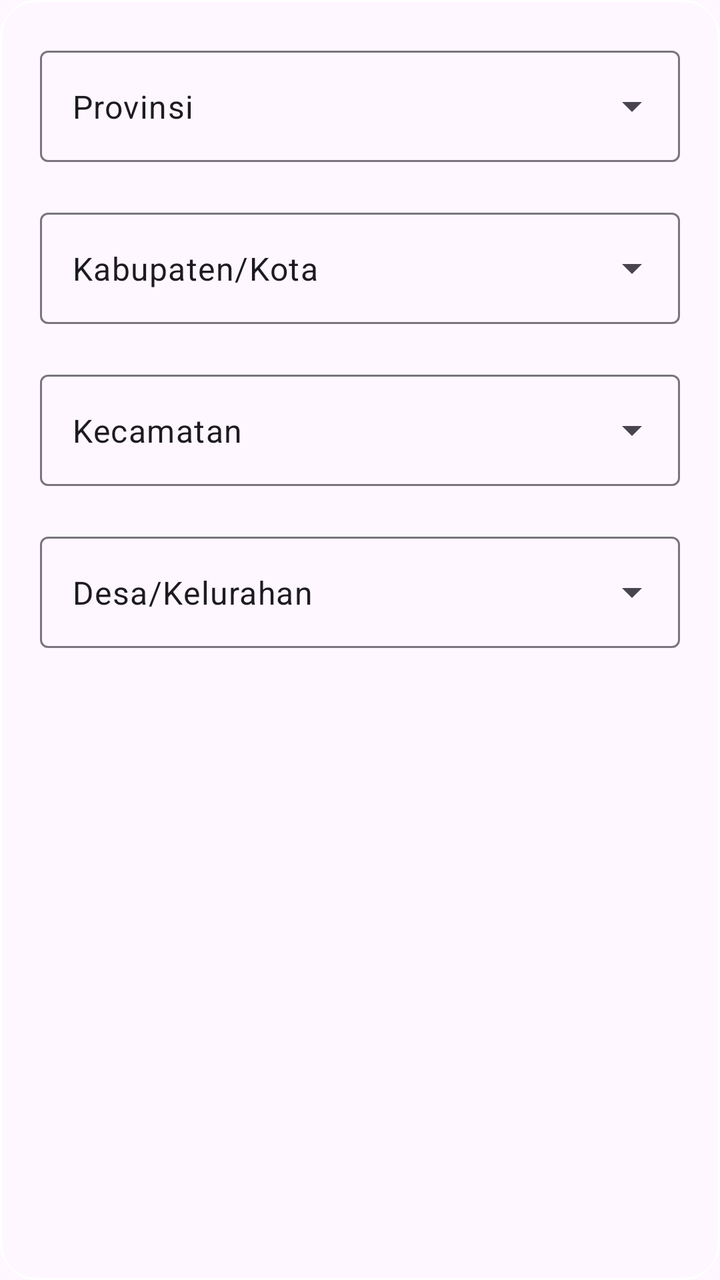
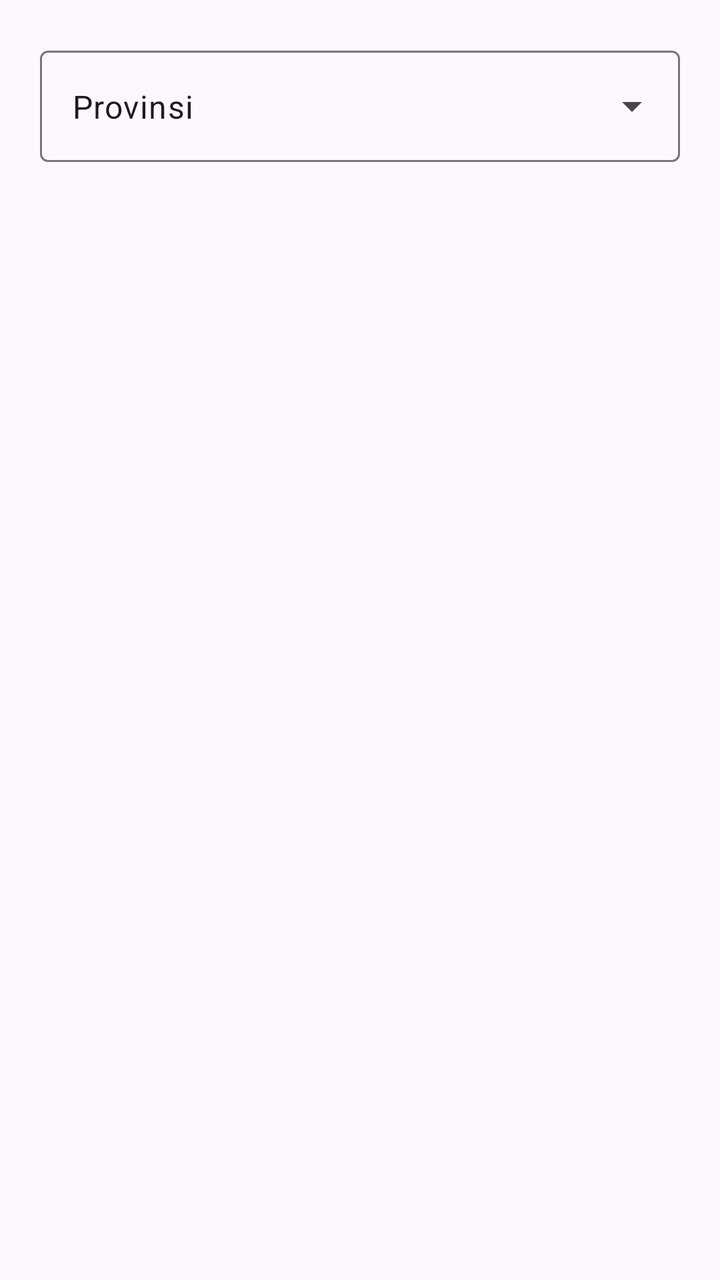

The first picture is an Android layout as it rendered before a commit; the second is the same layout after the commit. The layout source and the unified diff follow.
<!-- AndroidManifest.xml: application theme Theme.Perbana -->
<!-- res/layout/dialog_choose_region.xml -->
<?xml version="1.0" encoding="utf-8"?>
<LinearLayout xmlns:android="http://schemas.android.com/apk/res/android"
    android:layout_width="match_parent"
    android:layout_height="match_parent"
    xmlns:app="http://schemas.android.com/apk/res-auto"
    android:orientation="vertical"
    android:background="@drawable/border_rounded">
    
    <com.google.android.material.textfield.TextInputLayout
        style="@style/Widget.Material3.TextInputLayout.OutlinedBox.ExposedDropdownMenu"
        android:layout_width="match_parent"
        android:layout_height="wrap_content"
        android:layout_margin="20dp"
        app:layout_constraintLeft_toLeftOf="parent"
        app:layout_constraintRight_toRightOf="parent"
        app:layout_constraintTop_toTopOf="parent">

        <AutoCompleteTextView
            android:id="@+id/autoProvince"
            android:layout_width="match_parent"
            android:layout_height="match_parent"
            android:layout_weight="1"
            android:inputType="none"
            android:text="Provinsi"
            />

    </com.google.android.material.textfield.TextInputLayout>

    <com.google.android.material.textfield.TextInputLayout
        style="@style/Widget.Material3.TextInputLayout.OutlinedBox.ExposedDropdownMenu"
        android:layout_width="match_parent"
        android:layout_height="wrap_content"
        android:layout_marginHorizontal="20dp"
        android:layout_marginBottom="20dp"
        app:layout_constraintLeft_toLeftOf="parent"
        app:layout_constraintRight_toRightOf="parent"
        app:layout_constraintTop_toTopOf="parent">

        <AutoCompleteTextView
            android:id="@+id/autoRegency"
            android:layout_width="match_parent"
            android:layout_height="match_parent"
            android:layout_weight="1"
            android:inputType="none"
            android:text="Kabupaten/Kota"
            />

    </com.google.android.material.textfield.TextInputLayout>

    <com.google.android.material.textfield.TextInputLayout
        style="@style/Widget.Material3.TextInputLayout.OutlinedBox.ExposedDropdownMenu"
        android:layout_width="match_parent"
        android:layout_height="wrap_content"
        android:layout_marginHorizontal="20dp"
        android:layout_marginBottom="20dp"
        app:layout_constraintLeft_toLeftOf="parent"
        app:layout_constraintRight_toRightOf="parent"
        app:layout_constraintTop_toTopOf="parent">

        <AutoCompleteTextView
            android:id="@+id/autoSubdistrict"
            android:layout_width="match_parent"
            android:layout_height="match_parent"
            android:layout_weight="1"
            android:inputType="none"
            android:text="Kecamatan"
            />

    </com.google.android.material.textfield.TextInputLayout>

    <com.google.android.material.textfield.TextInputLayout
        style="@style/Widget.Material3.TextInputLayout.OutlinedBox.ExposedDropdownMenu"
        android:layout_width="match_parent"
        android:layout_height="wrap_content"
        android:layout_marginHorizontal="20dp"
        app:layout_constraintLeft_toLeftOf="parent"
        app:layout_constraintRight_toRightOf="parent"
        app:layout_constraintTop_toTopOf="parent">

        <AutoCompleteTextView
            android:id="@+id/autoVillage"
            android:layout_width="match_parent"
            android:layout_height="match_parent"
            android:layout_weight="1"
            android:inputType="none"
            android:text="Desa/Kelurahan"
            />

    </com.google.android.material.textfield.TextInputLayout>

</LinearLayout>
<!-- resources referenced by this layout -->
<resources>
  <!-- drawable border_rounded (drawable) -->
  <?xml version="1.0" encoding="utf-8"?>
  <shape xmlns:android="http://schemas.android.com/apk/res/android" android:shape="rectangle">
  
      <stroke
          android:width="1dp"
          android:color="@color/white"/>
  
      <corners
          android:radius="18dp"
          />
  
  </shape>
  <style name="Theme.Perbana" parent="Base.Theme.Perbana" />
  <color name="white">#FFFFFFFF</color>
  <style name="Base.Theme.Perbana" parent="Theme.Material3.DayNight.NoActionBar">
          
          
      </style>
</resources>

<!-- the commit's change to res/layout/dialog_choose_region.xml (unified diff, before → after) -->
@@ -3,10 +3,10 @@
     android:layout_width="match_parent"
     android:layout_height="match_parent"
     xmlns:app="http://schemas.android.com/apk/res-auto"
-    android:orientation="vertical"
-    android:background="@drawable/border_rounded">
+    android:orientation="vertical">
     
     <com.google.android.material.textfield.TextInputLayout
+        android:id="@+id/tilProvince"
         style="@style/Widget.Material3.TextInputLayout.OutlinedBox.ExposedDropdownMenu"
         android:layout_width="match_parent"
         android:layout_height="wrap_content"
@@ -27,6 +27,7 @@
     </com.google.android.material.textfield.TextInputLayout>
 
     <com.google.android.material.textfield.TextInputLayout
+        android:id="@+id/tilRegency"
         style="@style/Widget.Material3.TextInputLayout.OutlinedBox.ExposedDropdownMenu"
         android:layout_width="match_parent"
         android:layout_height="wrap_content"
@@ -34,7 +35,8 @@
         android:layout_marginBottom="20dp"
         app:layout_constraintLeft_toLeftOf="parent"
         app:layout_constraintRight_toRightOf="parent"
-        app:layout_constraintTop_toTopOf="parent">
+        app:layout_constraintTop_toTopOf="parent"
+        android:visibility="gone">
 
         <AutoCompleteTextView
             android:id="@+id/autoRegency"
@@ -43,11 +45,13 @@
             android:layout_weight="1"
             android:inputType="none"
             android:text="Kabupaten/Kota"
+
             />
 
     </com.google.android.material.textfield.TextInputLayout>
 
     <com.google.android.material.textfield.TextInputLayout
+        android:id="@+id/tilSubdistrict"
         style="@style/Widget.Material3.TextInputLayout.OutlinedBox.ExposedDropdownMenu"
         android:layout_width="match_parent"
         android:layout_height="wrap_content"
@@ -55,7 +59,8 @@
         android:layout_marginBottom="20dp"
         app:layout_constraintLeft_toLeftOf="parent"
         app:layout_constraintRight_toRightOf="parent"
-        app:layout_constraintTop_toTopOf="parent">
+        app:layout_constraintTop_toTopOf="parent"
+        android:visibility="gone">
 
         <AutoCompleteTextView
             android:id="@+id/autoSubdistrict"
@@ -69,13 +74,15 @@
     </com.google.android.material.textfield.TextInputLayout>
 
     <com.google.android.material.textfield.TextInputLayout
+        android:id="@+id/tilVilage"
         style="@style/Widget.Material3.TextInputLayout.OutlinedBox.ExposedDropdownMenu"
         android:layout_width="match_parent"
         android:layout_height="wrap_content"
         android:layout_marginHorizontal="20dp"
         app:layout_constraintLeft_toLeftOf="parent"
         app:layout_constraintRight_toRightOf="parent"
-        app:layout_constraintTop_toTopOf="parent">
+        app:layout_constraintTop_toTopOf="parent"
+        android:visibility="gone">
 
         <AutoCompleteTextView
             android:id="@+id/autoVillage"
<!-- resource entries referenced after the edit -->
@@ -1,20 +1,6 @@
 <!-- resources referenced by this layout -->
 <resources>
-  <!-- drawable border_rounded (drawable) -->
-  <?xml version="1.0" encoding="utf-8"?>
-  <shape xmlns:android="http://schemas.android.com/apk/res/android" android:shape="rectangle">
-  
-      <stroke
-          android:width="1dp"
-          android:color="@color/white"/>
-  
-      <corners
-          android:radius="18dp"
-          />
-  
-  </shape>
   <style name="Theme.Perbana" parent="Base.Theme.Perbana" />
-  <color name="white">#FFFFFFFF</color>
   <style name="Base.Theme.Perbana" parent="Theme.Material3.DayNight.NoActionBar">
           
           
